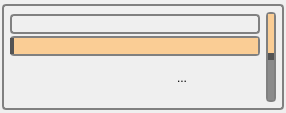
sidorplugin/HearDemoTrackEasy, file playerwidgetform.ui: the form before one commit.
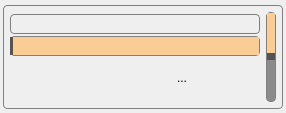
The form after the commit. Icons and pictures are not drawn.

What changed in the file:
```diff
--- a/playerwidgetform.ui
+++ b/playerwidgetform.ui
@@ -60,7 +60,7 @@
      <property name="styleSheet">
       <string notr="true">background-color: qlineargradient(x1: 0, y1: 0, x2: 0, y2: 1,
                                       stop: 0 #E0E0E0, stop: 1 #FFFFFF);
-    border: 2px solid gray;
+    border: 1px solid gray;
     border-radius: 4px;
 </string>
      </property>
```
Left out of the diff: 12 changed lines with no effect on the pictures.
